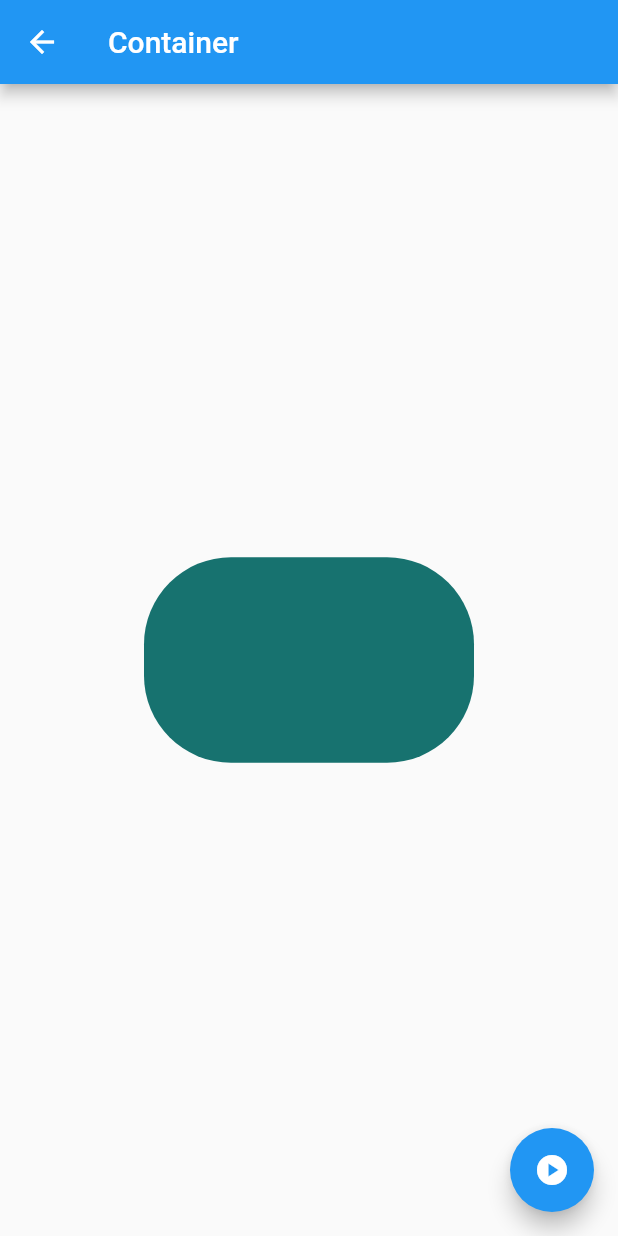
After one commit to adilsontchameia/componentes, a Flutter app: the AnimatedContainerPage screen opened by its route, after a tap on the "play circle" icon, on a phone screen of 412 x 824 dp. The commit adds this screen. Run offline on Flutter 3.47's test engine with Material 2 defaults, Android fonts, the phone set to English and light mode, and no system bars.

Commit message:
animated container

```diff
--- a/data/menu_opts.json
+++ b/data/menu_opts.json
@@ -15,6 +15,11 @@
             "ruta" : "card",
             "icon" : "folder_open",
             "texto": "Cards - Tarjetas"
+        },
+        {
+            "ruta" : "animated_container",
+            "icon" : "donut_large",
+            "texto": "Animated Container"
         }
     ]
 }
--- /dev/null
+++ b/lib/src/pages/animated_container.dart
@@ -0,0 +1,55 @@
+import 'dart:math';
+
+import 'package:flutter/material.dart';
+
+class AnimatedContainerPage extends StatefulWidget {
+  const AnimatedContainerPage({Key? key}) : super(key: key);
+
+  @override
+  _AnimatedContainerPageState createState() => _AnimatedContainerPageState();
+}
+
+class _AnimatedContainerPageState extends State<AnimatedContainerPage> {
+  //Propriedades do container
+  double _widht = 50.0;
+  double _height = 50.0;
+  Color _color = Colors.pink;
+  BorderRadiusGeometry _borderRadius = BorderRadius.circular(8.0);
+  @override
+  Widget build(BuildContext context) {
+    return Scaffold(
+      appBar: AppBar(title: Text('Container')),
+      body: Center(
+        child: AnimatedContainer(
+          duration: Duration(seconds: 1),
+          //Animacao personalizada
+          curve: Curves.easeInOut,
+          width: _widht,
+          height: _height,
+          decoration: BoxDecoration(color: _color, borderRadius: _borderRadius),
+        ),
+      ),
+      floatingActionButton: FloatingActionButton(
+        onPressed: _mudarforma,
+        child: Icon(Icons.play_circle),
+      ),
+    );
+  }
+
+  void _mudarforma() {
+    final random = Random();
+
+    setState(() {
+      //_widht += 50.0; //incremento
+      _widht = random.nextInt(300).toDouble();
+      _height = random.nextInt(300).toDouble();
+      _color = Color.fromRGBO(
+        random.nextInt(255),
+        random.nextInt(255),
+        random.nextInt(255),
+        1,
+      );
+      _borderRadius = BorderRadius.circular(random.nextInt(100).toDouble());
+    });
+  }
+}
--- a/lib/src/routes/routes.dart
+++ b/lib/src/routes/routes.dart
@@ -1,8 +1,10 @@
+import 'package:flutter/material.dart';
+
 import 'package:componentes/src/pages/card_page.dart';
-import 'package:flutter/material.dart';
 import 'package:componentes/src/pages/alert_page.dart';
 import 'package:componentes/src/pages/avatar_page.dart';
 import 'package:componentes/src/pages/home_page.dart';
+import 'package:componentes/src/pages/animated_container.dart';
 
 //Chamando Metodo Que Tem As Rotas
 Map<String, WidgetBuilder> getApplicationRoutes() {
@@ -10,6 +12,7 @@ Map<String, WidgetBuilder> getApplicationRoutes() {
     '/': (BuildContext context) => HomePage(),
     'alert': (BuildContext context) => AlertPage(),
     'avatar': (BuildContext context) => AvatarPage(),
-    'card': (BuildContext context) => CardPage()
+    'card': (BuildContext context) => CardPage(),
+    'animated_container': (BuildContext context) => AnimatedContainerPage(),
   };
 }
--- a/lib/src/utils/icone_string_util.dart
+++ b/lib/src/utils/icone_string_util.dart
@@ -4,6 +4,7 @@ final _icons = <String, IconData>{
   'add_alert': Icons.add_alert,
   'accessibility': Icons.accessibility,
   'folder_open': Icons.folder_open,
+  'donut_large': Icons.donut_large,
 };
 
 final _iconFinal = <String, IconData>{'right': Icons.keyboard_arrow_right};
```
Also changed, not shown: lib/src/pages/avatar_page.dart (+22 -0 lines).
